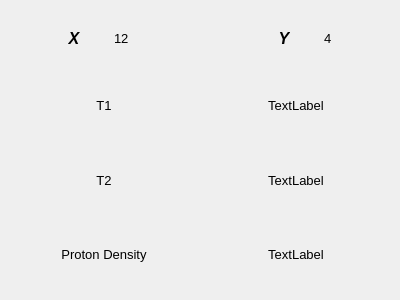
Above: src/ui/pixel_info_window.ui from MOHAMEDMANSOUR20/MRI_Simulation before the change. Below: the same form after it.
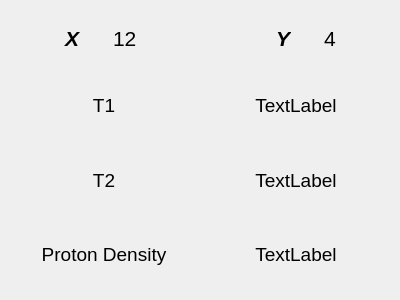
That is the form after the change.

```diff
--- a/src/ui/pixel_info_window.ui
+++ b/src/ui/pixel_info_window.ui
@@ -1,10 +1,7 @@
 <?xml version="1.0" encoding="UTF-8"?>
 <ui version="4.0">
- <class>pixel_info_window</class>
- <widget class="QWidget" name="pixel_info_window">
-  <property name="windowModality">
-   <enum>Qt::ApplicationModal</enum>
-  </property>
+ <class>pixel_info_dialog</class>
+ <widget class="QDialog" name="pixel_info_dialog">
   <property name="geometry">
    <rect>
     <x>0</x>
@@ -13,11 +10,6 @@
     <height>300</height>
    </rect>
   </property>
-  <property name="font">
-   <font>
-    <pointsize>10</pointsize>
-   </font>
-  </property>
   <property name="windowTitle">
    <string>Pixel Information</string>
   </property>
@@ -56,7 +48,7 @@
         <widget class="QLabel" name="x_label">
          <property name="font">
           <font>
-           <pointsize>12</pointsize>
+           <pointsize>16</pointsize>
            <weight>75</weight>
            <italic>true</italic>
            <bold>true</bold>
@@ -91,7 +83,7 @@
         <widget class="QLabel" name="x_info_label">
          <property name="font">
           <font>
-           <pointsize>10</pointsize>
+           <pointsize>16</pointsize>
           </font>
          </property>
          <property name="text">
@@ -171,7 +163,7 @@
         <widget class="QLabel" name="y_label">
          <property name="font">
           <font>
-           <pointsize>12</pointsize>
+           <pointsize>16</pointsize>
            <weight>75</weight>
            <italic>true</italic>
            <bold>true</bold>
@@ -200,6 +192,11 @@
        </item>
        <item>
         <widget class="QLabel" name="y_info_label">
+         <property name="font">
+          <font>
+           <pointsize>16</pointsize>
+          </font>
+         </property>
          <property name="text">
           <string>4</string>
          </property>
@@ -240,6 +237,11 @@
       <layout class="QGridLayout" name="gridLayout">
        <item row="2" column="1">
         <widget class="QLabel" name="proton_density_info_label">
+         <property name="font">
+          <font>
+           <pointsize>14</pointsize>
+          </font>
+         </property>
          <property name="text">
           <string>TextLabel</string>
          </property>
@@ -250,6 +252,11 @@
        </item>
        <item row="1" column="1">
         <widget class="QLabel" name="t2_info_label">
+         <property name="font">
+          <font>
+           <pointsize>14</pointsize>
+          </font>
+         </property>
          <property name="text">
           <string>TextLabel</string>
          </property>
@@ -260,6 +267,11 @@
        </item>
        <item row="0" column="1">
         <widget class="QLabel" name="t1_info_label">
+         <property name="font">
+          <font>
+           <pointsize>14</pointsize>
+          </font>
+         </property>
          <property name="text">
           <string>TextLabel</string>
          </property>
@@ -270,6 +282,11 @@
        </item>
        <item row="2" column="0">
         <widget class="QLabel" name="proton_density_label">
+         <property name="font">
+          <font>
+           <pointsize>14</pointsize>
+          </font>
+         </property>
          <property name="accessibleName">
           <string>0</string>
          </property>
@@ -283,6 +300,11 @@
        </item>
        <item row="1" column="0">
         <widget class="QLabel" name="t2_label">
+         <property name="font">
+          <font>
+           <pointsize>14</pointsize>
+          </font>
+         </property>
          <property name="text">
           <string>T2</string>
          </property>
@@ -293,6 +315,11 @@
        </item>
        <item row="0" column="0">
         <widget class="QLabel" name="t1_label">
+         <property name="font">
+          <font>
+           <pointsize>14</pointsize>
+          </font>
+         </property>
          <property name="text">
           <string>T1</string>
          </property>
```
